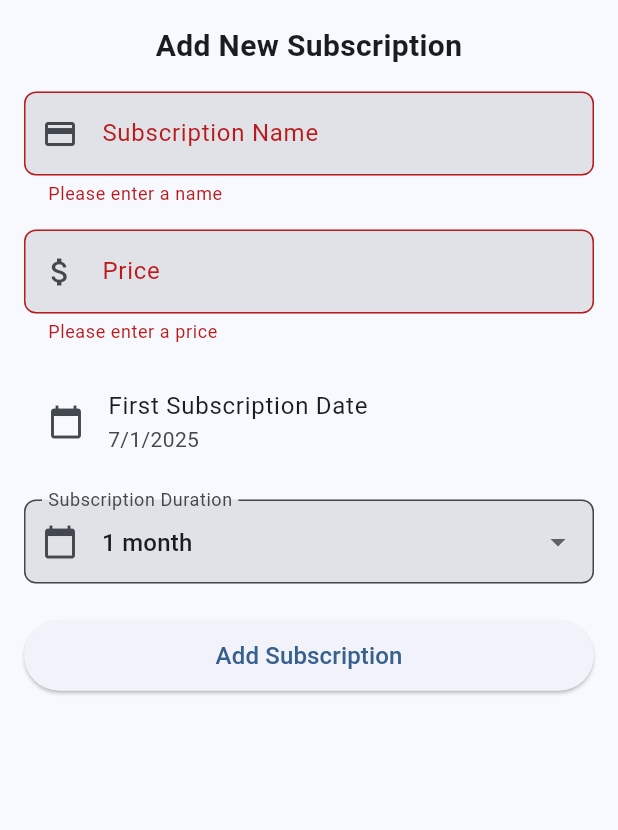
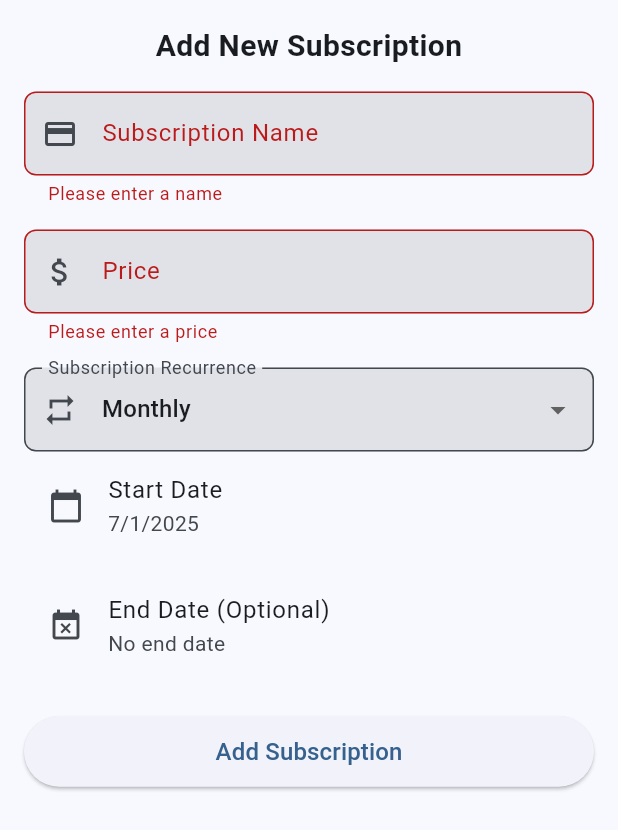
Before and after one commit to Mistribe/SubTracker, a Flutter app: the AddSubscriptionForm widget shown alone on an empty page, opened directly, after a tap on "Add Subscription", on a phone screen of 412 x 824 dp. Shown: the top 830 px of the screen. Run offline on Flutter 3.47's test engine with Material 3 defaults, Android fonts, the phone set to English and light mode, and no system bars; our stand-ins replace hive, hive_flutter; accounts and stored records are empty.

Commit message:
Introduce `PriceChangeForm` for managing subscription price updates
- Add a reusable `PriceChangeForm` widget for handling price changes with effective date selection.
- Refactor `SubscriptionList` to integrate `PriceChangeForm` for adding price changes via a modal sheet.
- Enhance `AddSubscriptionForm` with an optional end date and improved duration handling logic.
- Adjust controllers and state management for cleaner implementation.

```diff
--- a/mobile/lib/widgets/add_subscription_form.dart
+++ b/mobile/lib/widgets/add_subscription_form.dart
@@ -12,11 +12,13 @@ class AddSubscriptionForm extends StatefulWidget {
 
 class _AddSubscriptionFormState extends State<AddSubscriptionForm> {
   final _formKey = GlobalKey<FormState>();
+  late int _months;
   final _nameController = TextEditingController();
   final _priceController = TextEditingController();
   final _customMonthsController = TextEditingController();
   String _selectedDuration = '1 month'; // Default value
   DateTime _selectedDate = DateTime.now();
+  DateTime? _endDate;
 
   @override
   void dispose() {
@@ -41,24 +43,65 @@ class _AddSubscriptionFormState extends State<AddSubscriptionForm> {
     }
   }
 
+  // Date picker for end date
+  Future<void> _selectEndDate(BuildContext context) async {
+    final DateTime? picked = await showDatePicker(
+      context: context,
+      initialDate: _endDate ?? DateTime.now(),
+      firstDate: DateTime(1900),
+      lastDate: DateTime(2101),
+    );
+    if (picked != null && picked != _endDate) {
+      setState(() {
+        _endDate = picked;
+      });
+    }
+  }
+
+  // Handle duration selection
+  void _handleDurationChange(String? value) {
+    if (value == null) return;
+
+    setState(() {
+      _selectedDuration = value;
+
+      // Update months based on selection
+      if (value == '1 month') {
+        _months = 1;
+      } else if (value == '3 months') {
+        _months = 3;
+      } else if (value == '6 months') {
+        _months = 6;
+      } else if (value == '12 months') {
+        _months = 12;
+      }
+      // For custom, we'll use the value from the text field
+    });
+  }
+
+  // Handle custom months change
+  void _handleCustomMonthsChange(String value) {
+    if (value.isEmpty) return;
+
+    final parsedValue = int.tryParse(value);
+    if (parsedValue != null && parsedValue > 0) {
+      setState(() {
+        _months = parsedValue;
+      });
+    }
+  }
+
   Future<void> _submitForm() async {
     if (_formKey.currentState!.validate()) {
       final name = _nameController.text.trim();
       final price = double.parse(_priceController.text);
 
-      // Determine the months value based on selected duration
-      int months;
-      if (_selectedDuration == '1 month') {
-        months = 1;
-      } else if (_selectedDuration == '3 months') {
-        months = 3;
-      } else if (_selectedDuration == '6 months') {
-        months = 6;
-      } else if (_selectedDuration == '12 months') {
-        months = 12;
-      } else {
-        // Custom duration
-        months = int.parse(_customMonthsController.text);
+      // For custom duration, get months from text field
+      if (_selectedDuration == 'Custom') {
+        final customMonths = int.tryParse(_customMonthsController.text);
+        if (customMonths != null && customMonths > 0) {
+          _months = customMonths;
+        }
       }
 
       try {
@@ -74,7 +117,7 @@ class _AddSubscriptionFormState extends State<AddSubscriptionForm> {
         await Provider.of<SubscriptionProvider>(
           context,
           listen: false,
-        ).addPayment(name, price, months, _selectedDate);
+        ).addPayment(name, price, _months, _selectedDate, endDate: _endDate);
 
         // Show success message
         ScaffoldMessenger.of(context).showSnackBar(
@@ -169,69 +212,88 @@ class _AddSubscriptionFormState extends State<AddSubscriptionForm> {
               },
             ),
             const SizedBox(height: 16),
-            // Date picker
-            ListTile(
-              leading: const Icon(Icons.calendar_today),
-              title: const Text('First Subscription Date'),
-              subtitle: Text(
-                '${_selectedDate.month}/${_selectedDate.day}/${_selectedDate.year}',
+            DropdownButtonFormField<String>(
+              value: _selectedDuration,
+              decoration: const InputDecoration(
+                labelText: 'Subscription Recurrence',
+                prefixIcon: Icon(Icons.repeat),
               ),
-              onTap: () => _selectDate(context),
+              items: const [
+                DropdownMenuItem(value: '1 month', child: Text('Monthly')),
+                DropdownMenuItem(
+                  value: '3 months',
+                  child: Text('Quarterly (3 months)'),
+                ),
+                DropdownMenuItem(
+                  value: '6 months',
+                  child: Text('Semi-Annual (6 months)'),
+                ),
+                DropdownMenuItem(
+                  value: '12 months',
+                  child: Text('Annual (12 months)'),
+                ),
+                DropdownMenuItem(value: 'Custom', child: Text('Custom')),
+              ],
+              onChanged: _handleDurationChange,
             ),
-            const SizedBox(height: 16),
-            // Duration selector
-            DropdownButtonFormField<String>(
-              decoration: const InputDecoration(
-                labelText: 'Subscription Duration',
-                hintText: 'Select subscription duration',
-                prefixIcon: Icon(Icons.calendar_today),
-              ),
-              value: _selectedDuration,
-              items: ['1 month', '3 months', '6 months', '12 months', 'Custom']
-                  .map<DropdownMenuItem<String>>((String value) {
-                    return DropdownMenuItem<String>(
-                      value: value,
-                      child: Text(value),
-                    );
-                  })
-                  .toList(),
-              onChanged: (String? newValue) {
-                setState(() {
-                  _selectedDuration = newValue!;
-                });
-              },
-            ),
-            // Show custom months input if 'Custom' is selected
             if (_selectedDuration == 'Custom')
               Padding(
                 padding: const EdgeInsets.only(top: 16.0),
                 child: TextFormField(
                   controller: _customMonthsController,
                   decoration: const InputDecoration(
-                    labelText: 'Number of Months',
-                    hintText: 'Enter the number of months',
-                    prefixIcon: Icon(Icons.calendar_month),
+                    labelText: 'Custom Months',
+                    hintText: 'Enter number of months',
+                    prefixIcon: Icon(Icons.calendar_today),
                   ),
                   keyboardType: TextInputType.number,
                   inputFormatters: [FilteringTextInputFormatter.digitsOnly],
                   validator: (value) {
                     if (_selectedDuration == 'Custom') {
                       if (value == null || value.isEmpty) {
-                        return 'Please enter the number of months';
+                        return 'Please enter number of months';
                       }
-                      try {
-                        final months = int.parse(value);
-                        if (months <= 0) {
-                          return 'Number of months must be greater than zero';
-                        }
-                      } catch (e) {
+                      final months = int.tryParse(value);
+                      if (months == null || months <= 0) {
                         return 'Please enter a valid number';
                       }
                     }
                     return null;
                   },
+                  onChanged: _handleCustomMonthsChange,
                 ),
               ),
+
+            // Date picker
+            ListTile(
+              leading: const Icon(Icons.calendar_today),
+              title: const Text('Start Date'),
+              subtitle: Text(
+                '${_selectedDate.month}/${_selectedDate.day}/${_selectedDate.year}',
+              ),
+              onTap: () => _selectDate(context),
+            ),
+            const SizedBox(height: 8),
+            ListTile(
+              leading: const Icon(Icons.event_busy),
+              title: const Text('End Date (Optional)'),
+              subtitle: Text(
+                _endDate != null
+                    ? '${_endDate!.month}/${_endDate!.day}/${_endDate!.year}'
+                    : 'No end date',
+              ),
+              trailing: _endDate != null
+                  ? IconButton(
+                      icon: const Icon(Icons.clear),
+                      onPressed: () {
+                        setState(() {
+                          _endDate = null;
+                        });
+                      },
+                    )
+                  : null,
+              onTap: () => _selectEndDate(context),
+            ),
             const SizedBox(height: 24),
             ElevatedButton(
               onPressed: _submitForm,
```
Also changed, not shown: mobile/lib/widgets/price_change_form.dart (added, +151 -0 lines), mobile/lib/widgets/subscription_list.dart (+7 -117 lines).
